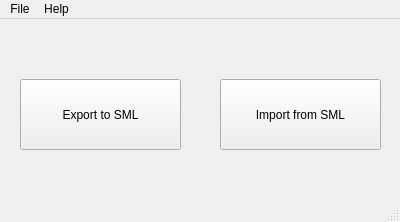
This is SMLGUI/gui/home.ui in akshaybabloo/SML-GUI as Qt 5 draws it before an edit. The edited form follows.
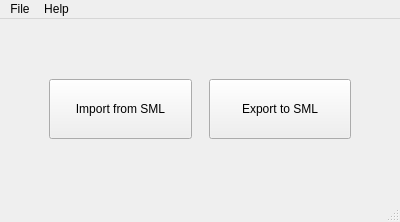
This is the edited form.

Commit message: grid and button layout added

```diff
--- a/SMLGUI/gui/home.ui
+++ b/SMLGUI/gui/home.ui
@@ -14,32 +14,73 @@
    <string>SML Maker</string>
   </property>
   <widget class="QWidget" name="centralwidget">
-   <widget class="QPushButton" name="export_button">
-    <property name="geometry">
-     <rect>
-      <x>20</x>
-      <y>60</y>
-      <width>161</width>
-      <height>71</height>
-     </rect>
-    </property>
-    <property name="text">
-     <string>Export to SML</string>
-    </property>
-   </widget>
-   <widget class="QPushButton" name="import_button">
-    <property name="geometry">
-     <rect>
-      <x>220</x>
-      <y>60</y>
-      <width>161</width>
-      <height>71</height>
-     </rect>
-    </property>
-    <property name="text">
-     <string>Import from SML</string>
-    </property>
-   </widget>
+   <layout class="QGridLayout" name="gridLayout">
+    <item row="1" column="1">
+     <layout class="QHBoxLayout" name="horizontalLayout">
+      <property name="spacing">
+       <number>17</number>
+      </property>
+      <item>
+       <widget class="QPushButton" name="import_button">
+        <property name="minimumSize">
+         <size>
+          <width>80</width>
+          <height>60</height>
+         </size>
+        </property>
+        <property name="text">
+         <string>Import from SML</string>
+        </property>
+       </widget>
+      </item>
+      <item>
+       <widget class="QPushButton" name="export_button">
+        <property name="minimumSize">
+         <size>
+          <width>80</width>
+          <height>60</height>
+         </size>
+        </property>
+        <property name="text">
+         <string>Export to SML</string>
+        </property>
+       </widget>
+      </item>
+     </layout>
+    </item>
+    <item row="1" column="0">
+     <spacer name="horizontalSpacer">
+      <property name="orientation">
+       <enum>Qt::Horizontal</enum>
+      </property>
+      <property name="sizeType">
+       <enum>QSizePolicy::Minimum</enum>
+      </property>
+      <property name="sizeHint" stdset="0">
+       <size>
+        <width>40</width>
+        <height>20</height>
+       </size>
+      </property>
+     </spacer>
+    </item>
+    <item row="1" column="2">
+     <spacer name="horizontalSpacer_2">
+      <property name="orientation">
+       <enum>Qt::Horizontal</enum>
+      </property>
+      <property name="sizeType">
+       <enum>QSizePolicy::Minimum</enum>
+      </property>
+      <property name="sizeHint" stdset="0">
+       <size>
+        <width>40</width>
+        <height>20</height>
+       </size>
+      </property>
+     </spacer>
+    </item>
+   </layout>
   </widget>
   <widget class="QMenuBar" name="menubar">
    <property name="geometry">
```
